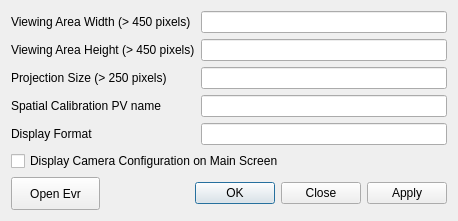
This is advanced.ui in pcdshub/camviewer as Qt 5 draws it before an edit. The edited form follows.
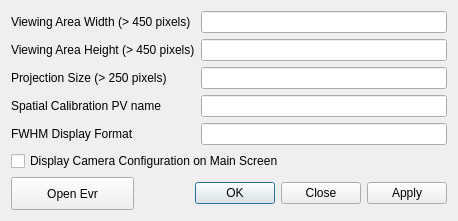
This is the edited form.

Commit message: making recommened changes as stated in PR

What changed in the file:
```diff
--- a/advanced.ui
+++ b/advanced.ui
@@ -93,7 +93,7 @@
    <item row="4" column="0">
     <widget class="QLabel" name="label_5">
      <property name="text">
-      <string>Display Format</string>
+      <string>FWHM Display Format</string>
      </property>
     </widget>
    </item>
```
The commit also changes 1 other file.
